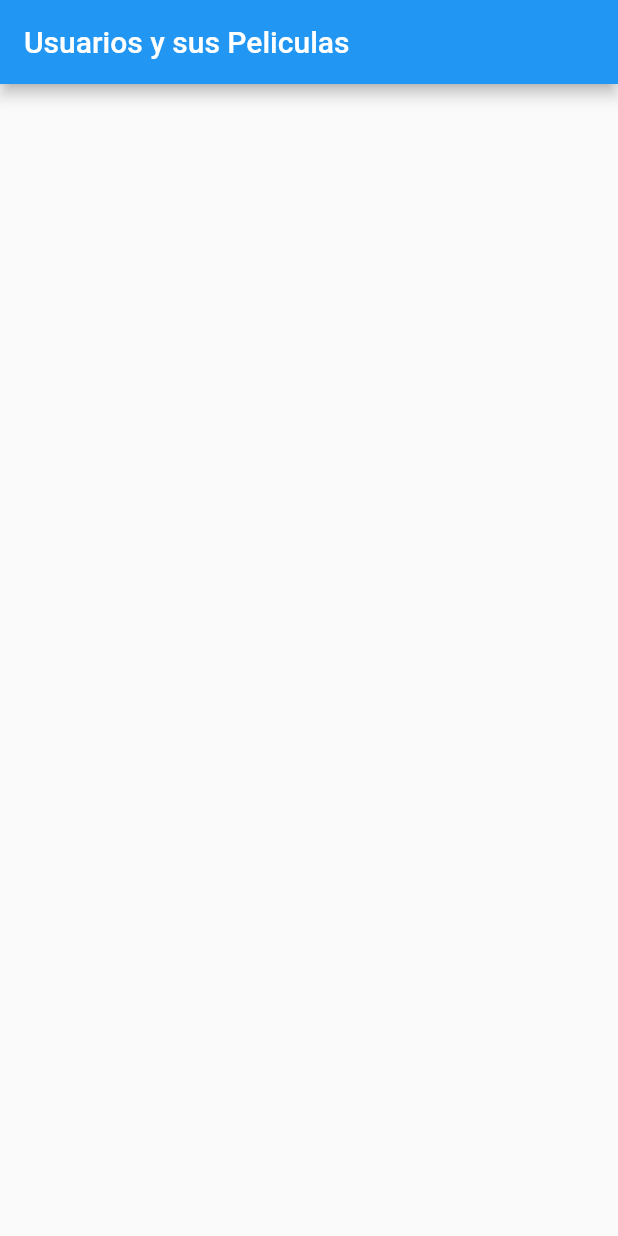
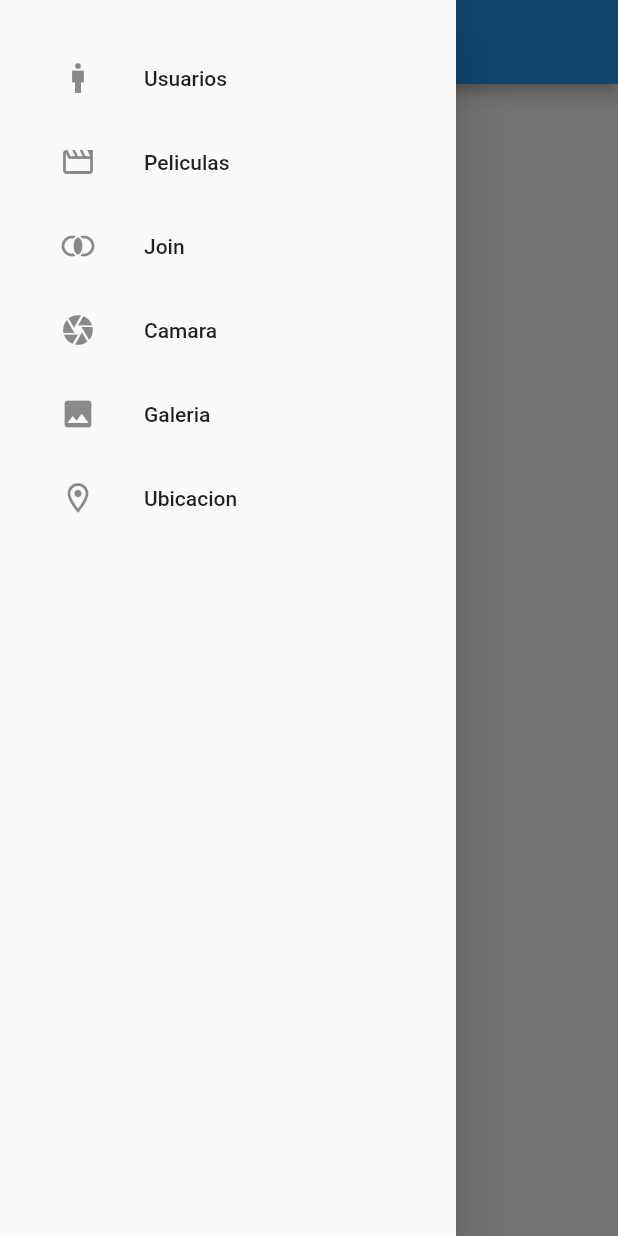
Before and after one commit to mixael442/actividad-flutter, a Flutter app: the JoinListScreen screen opened directly, with the side drawer open (before the commit the screen has no drawer), on a phone screen of 412 x 824 dp. Run offline on Flutter 3.47's test engine with Material 2 defaults, Android fonts, the phone set to English and light mode, and no system bars; our stand-ins replace another_flushbar, dio, geolocator, image_picker, sqflite; accounts and stored records are empty.

```diff
--- a/actividad/lib/models/model.dart
+++ b/actividad/lib/models/model.dart
@@ -70,3 +70,15 @@ class Peliculas {
         "imagen": imagen,
       };
 }
+
+class Fotos {
+  int? id;
+  Uint8List? foto;
+
+  Fotos({this.id, this.foto});
+
+  factory Fotos.fromMap(Map<String, dynamic> json) =>
+      Fotos(id: json["id"], foto: json["foto"]);
+
+  Map<String, Object?> toMap() => {"id": id, "foto": foto};
+}
--- a/actividad/lib/views/other_pages/join_list.dart
+++ b/actividad/lib/views/other_pages/join_list.dart
@@ -3,6 +3,7 @@ import 'package:sqflite/sqflite.dart';
 
 import '../../db/db_proyecto.dart';
 import '../../models/model.dart';
+import '../user_list.dart';
 
 class JoinListScreen extends StatefulWidget {
   const JoinListScreen({Key? key}) : super(key: key);
@@ -31,6 +32,7 @@ class _JoinListScreenState extends State<JoinListScreen> {
   @override
   Widget build(BuildContext context) {
     return Scaffold(
+        drawer: const NavigationDrawer(),
         appBar: AppBar(
           title: const Text('Usuarios y sus Peliculas'),
         ),
--- a/actividad/lib/views/other_pages/movies_list.dart
+++ b/actividad/lib/views/other_pages/movies_list.dart
@@ -4,7 +4,8 @@ import 'package:actividad/models/model.dart';
 import 'package:flutter/material.dart';
 
 import '../../db/db_proyecto.dart';
-import 'movies_modify.dart';
+import '../user_list.dart';
+import 'movies_create.dart';
 import 'movies_update.dart';
 
 class MoviesListScreen extends StatefulWidget {
@@ -32,6 +33,7 @@ class _MoviesListScreenState extends State<MoviesListScreen> {
   @override
   Widget build(BuildContext context) {
     return Scaffold(
+        drawer: const NavigationDrawer(),
         appBar: AppBar(
           title: const Center(child: Text('Peliculas')),
         ),
--- a/actividad/lib/views/note_list.dart
+++ b/actividad/lib/views/user_list.dart
@@ -1,10 +1,16 @@
-import 'package:actividad/views/note_search.dart';
+import 'package:actividad/views/other_pages/movies_list.dart';
+import 'package:actividad/views/user_search.dart';
 import 'package:another_flushbar/flushbar.dart';
+import 'package:flutter/foundation.dart';
 import 'package:flutter/material.dart';
 import '../db/db_proyecto.dart';
 import '../models/model.dart';
-import 'note_modify.dart';
-import 'note_update.dart';
+import 'other_pages/camera_list.dart';
+import 'other_pages/camera_screen.dart';
+import 'other_pages/join_list.dart';
+import 'other_pages/location_screen.dart';
+import 'user_create.dart';
+import 'user_update.dart';
 
 class NoteListScreen extends StatefulWidget {
   const NoteListScreen({Key? key}) : super(key: key);
@@ -84,6 +90,7 @@ class _NoteListScreenState extends State<NoteListScreen> {
           },
           child: const Icon(Icons.add),
         ),
+        drawer: NavigationDrawer(),
         body: Scrollbar(
           child: ListView.builder(
             itemBuilder: (context, i) {
@@ -163,3 +170,67 @@ class _NoteListScreenState extends State<NoteListScreen> {
         );
   }
 }
+
+class NavigationDrawer extends StatelessWidget {
+  const NavigationDrawer({Key? key}) : super(key: key);
+
+  @override
+  Widget build(BuildContext context) => Drawer(
+        child: SingleChildScrollView(
+          child: Column(
+            crossAxisAlignment: CrossAxisAlignment.stretch,
+            children: [
+              buildHeader(context),
+              buildMenu(context),
+            ],
+          ),
+        ),
+      );
+
+  Widget buildHeader(BuildContext context) => Container(
+        padding: EdgeInsets.only(top: MediaQuery.of(context).padding.top),
+      );
+  Widget buildMenu(BuildContext context) => Container(
+        padding: const EdgeInsets.all(24),
+        child: Wrap(
+          children: [
+            ListTile(
+              leading: const Icon(Icons.man_sharp),
+              title: const Text('Usuarios'),
+              onTap: () => Navigator.of(context).pushReplacement(
+                  MaterialPageRoute(builder: (_) => const NoteListScreen())),
+            ),
+            ListTile(
+              leading: const Icon(Icons.movie_creation_outlined),
+              title: const Text('Peliculas'),
+              onTap: () => Navigator.of(context).pushReplacement(
+                  MaterialPageRoute(builder: (_) => const MoviesListScreen())),
+            ),
+            ListTile(
+              leading: const Icon(Icons.join_inner),
+              title: const Text('Join'),
+              onTap: () => Navigator.of(context).pushReplacement(
+                  MaterialPageRoute(builder: (_) => const JoinListScreen())),
+            ),
+            ListTile(
+              leading: const Icon(Icons.camera),
+              title: const Text('Camara'),
+              onTap: () => Navigator.of(context).pushReplacement(
+                  MaterialPageRoute(builder: (_) => const CameraScreen())),
+            ),
+            ListTile(
+              leading: const Icon(Icons.photo),
+              title: const Text('Galeria'),
+              onTap: () => Navigator.of(context).pushReplacement(
+                  MaterialPageRoute(builder: (_) => const CameraListScreen())),
+            ),
+            ListTile(
+              leading: const Icon(Icons.location_on_outlined),
+              title: const Text('Ubicacion'),
+              onTap: () => Navigator.of(context).pushReplacement(
+                  MaterialPageRoute(builder: (_) => const LocationScreen())),
+            ),
+          ],
+        ),
+      );
+}
--- a/actividad/pubspec.yaml
+++ b/actividad/pubspec.yaml
@@ -37,11 +37,13 @@ dependencies:
   # Use with the CupertinoIcons class for iOS style icons.
   cupertino_icons: ^1.0.2
   sqflite: ^2.2.2
-  intl: ^0.17.0
+  intl: ^0.18.0
   dio: ^4.0.6
   path_provider: ^2.0.0
   image_picker: ^0.8.6
   another_flushbar: ^1.12.29
+  geolocator: ^9.0.2
+  url_launcher: ^6.1.7
 dev_dependencies:
   flutter_test:
     sdk: flutter
```
Also changed, not shown: actividad/lib/db/db_proyecto.dart (+17 -1 lines), actividad/lib/main.dart (+6 -5 lines), actividad/lib/views/other_pages/camera_list.dart (added, +55 -0 lines), actividad/lib/views/other_pages/camera_screen.dart (added, +89 -0 lines), actividad/lib/views/other_pages/location_screen.dart (added, +101 -0 lines), actividad/lib/views/other_pages/movies_create.dart (renamed from actividad/lib/views/other_pages/movies_modify.dart), actividad/lib/views/user_create.dart (renamed from actividad/lib/views/note_modify.dart), actividad/lib/views/user_search.dart (renamed from actividad/lib/views/note_search.dart), actividad/lib/views/user_update.dart (renamed from actividad/lib/views/note_update.dart), actividad/pubspec.lock, 8 other files.
